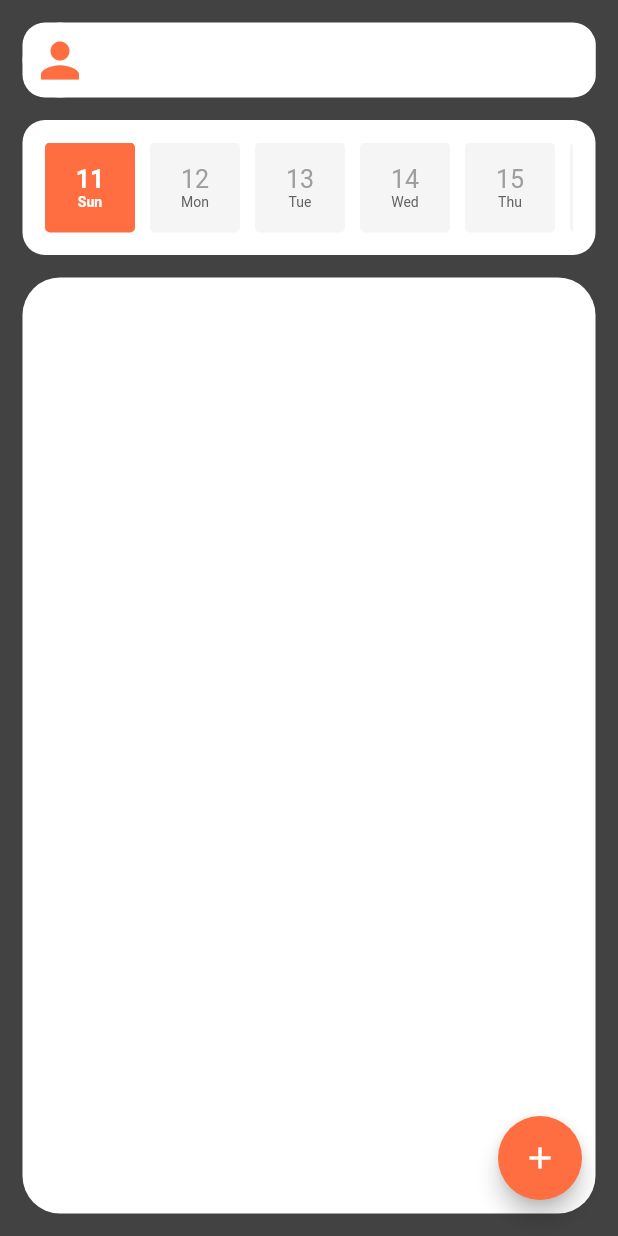
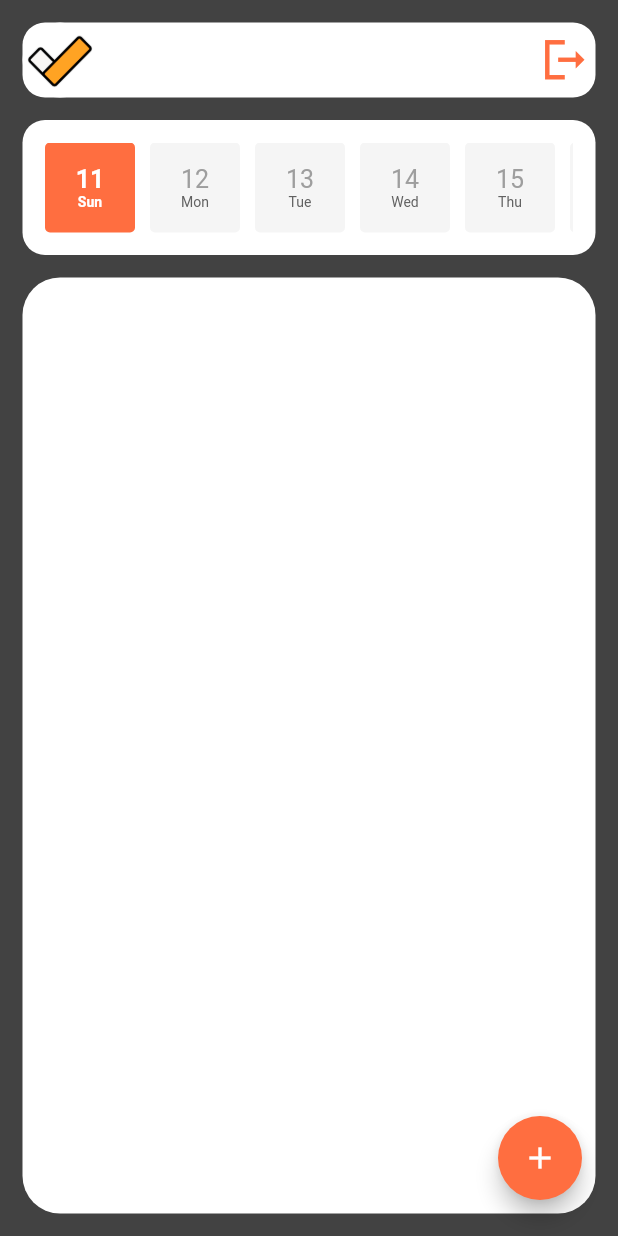
Before and after one commit to temaand1/toddy, a Flutter app: the TasksScreen screen opened directly, on a phone screen of 412 x 824 dp. Run offline on Flutter 3.47's test engine with Material 2 defaults, Android fonts, the phone set to English and light mode, and no system bars; our stand-ins replace cloud_firestore, firebase_auth, firebase_core, google_fonts; missing offline and left inert: cloud_firestore_web, firebase_auth_web, firebase_core_web; accounts and stored records are empty; network calls fail.

Commit message:
add app icon

```diff
--- a/lib/screens/tasks_screen.dart
+++ b/lib/screens/tasks_screen.dart
@@ -17,6 +17,12 @@ class TasksScreen extends StatefulWidget {
 
 class _TasksScreenState extends State<TasksScreen> {
   String userEmail = FirebaseAuth.instance.currentUser!.email.toString();
+  final _auth = FirebaseAuth.instance;
+
+  logOut() async {
+    await _auth.signOut();
+  }
+
   @override
   Widget build(BuildContext context) {
     return Scaffold(
@@ -42,31 +48,33 @@ class _TasksScreenState extends State<TasksScreen> {
                         Navigator.pushNamed(context, 'Login');
                       },
                       child: Hero(
-                        tag: 'person',
+                        tag: 'icon',
                         child: Container(
+                          padding: EdgeInsets.all(3),
                           width: 50,
                           height: 50,
                           decoration: BoxDecoration(
                               borderRadius: BorderRadius.circular(50),
                               color: Colors.white),
-                          child: Icon(
-                            Icons.person,
-                            size: 38,
-                            color: kAccentColor,
+                          child: Image.asset(
+                            'assets/icon.png',
+                            width: 30,
+                            height: 30,
                           ),
                         ),
                       ),
                     ),
-                    Container(
-                      padding: EdgeInsets.all(8),
-                      decoration: BoxDecoration(
-                          color: Colors.white,
-                          borderRadius: BorderRadius.all(Radius.circular(20))),
-                      child: Text(
-                        userEmail,
-                        style: GoogleFonts.martelSans(
-                          color: kMainBlue,
-                          fontSize: 20,
+                    GestureDetector(
+                      onTap: () {
+                        logOut();
+                        Navigator.pushNamed(context, 'Login');
+                      },
+                      child: Container(
+                        padding: EdgeInsets.all(3),
+                        child: Icon(
+                          Icons.logout_sharp,
+                          size: 35,
+                          color: kAccentColor,
                         ),
                       ),
                     ),
--- a/pubspec.yaml
+++ b/pubspec.yaml
@@ -45,8 +45,8 @@ flutter:
   # the material Icons class.
   uses-material-design: true
   # To add assets to your application, add an assets section, like this:
-  # assets:
-  #   - images/a_dot_burr.jpeg
+  assets:
+    - assets/
   #   - images/a_dot_ham.jpeg
   # An image asset can refer to one or more resolution-specific "variants", see
   # https://flutter.dev/assets-and-images/#resolution-aware.
```
Also changed, not shown: lib/screens/login.dart (+11 -31 lines), assets/icon.png (added), 6 other files.
